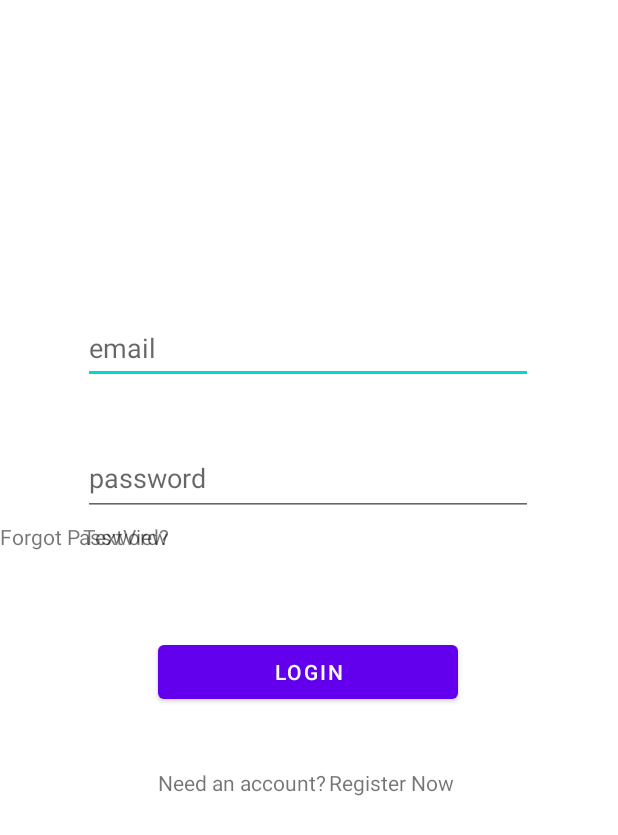
After one commit to kamil315a/Seller, an Android app: the layout login_layout.xml on its own in the app's theme, with its tools: preview values and no code run, on a phone screen of 412 x 824 dp. The commit adds this screen. Shown: the top 835 px of the screen. Run offline under Robolectric (Android 15) with nearby library versions, the phone set to English and light mode, and no system bars.

Commit message:
working on login_layout forgetPassword, needAnAccount, registerNow?Changes in values/strings

```diff
--- /dev/null
+++ b/app/src/main/res/layout/login_layout.xml
@@ -0,0 +1,111 @@
+<?xml version="1.0" encoding="utf-8"?>
+<androidx.constraintlayout.widget.ConstraintLayout xmlns:android="http://schemas.android.com/apk/res/android"
+    xmlns:app="http://schemas.android.com/apk/res-auto"
+    xmlns:tools="http://schemas.android.com/tools"
+    android:layout_width="match_parent"
+    android:layout_height="match_parent">
+
+    <EditText
+        android:id="@+id/editTextTextPassword"
+        android:layout_width="300dp"
+        android:layout_height="wrap_content"
+        android:layout_marginTop="208dp"
+        android:ems="10"
+        android:hint="@string/email"
+        android:inputType="textPassword"
+        android:minHeight="48dp"
+        app:layout_constraintEnd_toEndOf="parent"
+        app:layout_constraintHorizontal_bias="0.497"
+        app:layout_constraintStart_toStartOf="parent"
+        app:layout_constraintTop_toTopOf="parent" />
+
+    <EditText
+        android:id="@+id/editTextTextEmailAddress"
+        android:layout_width="300dp"
+        android:layout_height="wrap_content"
+        android:layout_marginTop="40dp"
+        android:ems="10"
+        android:hint="@string/prompt_password"
+        android:includeFontPadding="false"
+        android:inputType="textEmailAddress"
+        android:minHeight="48dp"
+        android:password="true"
+        app:layout_constraintEnd_toEndOf="parent"
+        app:layout_constraintHorizontal_bias="0.497"
+        app:layout_constraintStart_toStartOf="parent"
+        app:layout_constraintTop_toBottomOf="@+id/editTextTextPassword" />
+
+    <androidx.constraintlayout.widget.Guideline
+        android:id="@+id/guideline2"
+        android:layout_width="wrap_content"
+        android:layout_height="wrap_content"
+        android:orientation="horizontal"
+        app:layout_constraintEnd_toEndOf="parent"
+        app:layout_constraintGuide_percent="0.27"
+        app:layout_constraintHorizontal_bias="0.5"
+        app:layout_constraintStart_toStartOf="parent" />
+
+    <Button
+        android:id="@+id/button"
+        android:layout_width="200dp"
+        android:layout_height="wrap_content"
+        android:layout_marginTop="80dp"
+        android:text="@string/login"
+        app:layout_constraintEnd_toEndOf="@+id/editTextTextEmailAddress"
+        app:layout_constraintStart_toStartOf="@+id/editTextTextEmailAddress"
+        app:layout_constraintTop_toBottomOf="@+id/editTextTextEmailAddress" />
+
+    <TextView
+        android:id="@+id/textView3"
+        android:layout_width="wrap_content"
+        android:layout_height="wrap_content"
+        android:layout_marginTop="24dp"
+        android:text=""
+        app:layout_constraintEnd_toEndOf="@+id/editTextTextEmailAddress"
+        app:layout_constraintTop_toBottomOf="@+id/button" />
+
+    <LinearLayout
+        android:layout_width="200dp"
+        android:layout_height="20dp"
+        android:layout_marginTop="40dp"
+        android:orientation="horizontal"
+        app:layout_constraintEnd_toEndOf="@+id/button"
+        app:layout_constraintStart_toStartOf="@+id/button"
+        app:layout_constraintTop_toBottomOf="@+id/button">
+
+        <TextView
+            android:id="@+id/textView"
+            android:layout_width="wrap_content"
+            android:layout_height="wrap_content"
+            android:text="Need an account?" />
+
+        <TextView
+            android:id="@+id/textView5"
+            android:layout_width="wrap_content"
+            android:layout_height="wrap_content"
+            android:layout_weight="1"
+            android:paddingStart="2dp"
+            android:password="false"
+            android:text="Register Now" />
+
+    </LinearLayout>
+
+    <TextView
+        android:id="@+id/textView6"
+        android:layout_width="wrap_content"
+        android:layout_height="wrap_content"
+        android:layout_marginTop="4dp"
+        android:text="Forgot Password?"
+        app:layout_constraintTop_toBottomOf="@+id/editTextTextEmailAddress"
+        tools:layout_editor_absoluteX="242dp" />
+
+    <TextView
+        android:id="@+id/textView7"
+        android:layout_width="wrap_content"
+        android:layout_height="wrap_content"
+        android:layout_marginTop="4dp"
+        android:text="TextView"
+        app:layout_constraintStart_toStartOf="@+id/editTextTextEmailAddress"
+        app:layout_constraintTop_toBottomOf="@+id/editTextTextEmailAddress" />
+
+</androidx.constraintlayout.widget.ConstraintLayout>
--- a/app/src/main/res/values/strings.xml
+++ b/app/src/main/res/values/strings.xml
@@ -6,13 +6,14 @@
     <string name="email">email</string>
     <string name="nickname">nickname</string>
     <!-- Strings related to login -->
-    <string name="prompt_email">Email</string>
-    <string name="prompt_password">Password</string>
-    <string name="action_sign_in">Sign in or register</string>
-    <string name="action_sign_in_short">Sign in</string>
-    <string name="welcome">"Welcome!"</string>
-    <string name="invalid_username">Not a valid username</string>
-    <string name="invalid_password">Password must be >5 characters</string>
-    <string name="login_failed">"Login failed"</string>
-    <string name="confirm">Confirm</string>
+    <string name="prompt_email">email</string>
+    <string name="prompt_password">password</string>
+    <string name="action_sign_in">sign in or register</string>
+    <string name="action_sign_in_short">sign in</string>
+    <string name="welcome">"welcome!"</string>
+    <string name="invalid_username">not a valid username</string>
+    <string name="invalid_password">password must be >5 characters</string>
+    <string name="login_failed">"login failed"</string>
+    <string name="confirm">confirm</string>
+    <string name="login">Login</string>
 </resources>
```
